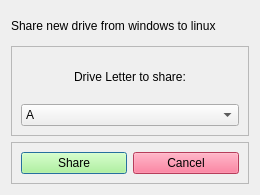
Old version of the form app-linux/src/cassowary/gui/qtui_files/newshare.ui in the repository casualsnek/cassowary.
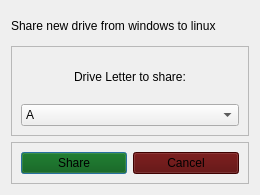
New version of the form.

Commit message: Make confirm button on popup ui readable

Diff of the .ui file:
```diff
--- a/app-linux/src/cassowary/gui/qtui_files/newshare.ui
+++ b/app-linux/src/cassowary/gui/qtui_files/newshare.ui
@@ -202,7 +202,7 @@
       <item>
        <widget class="QPushButton" name="btn_createshare">
         <property name="styleSheet">
-         <string notr="true">background-color: rgb(170, 255, 127);</string>
+         <string notr="true">background-color: rgb(0, 85, 0);</string>
         </property>
         <property name="text">
          <string>Share</string>
@@ -212,7 +212,7 @@
       <item>
        <widget class="QPushButton" name="btn_cancel">
         <property name="styleSheet">
-         <string notr="true">background-color: rgb(255, 85, 127);</string>
+         <string notr="true">background-color: rgb(85, 0, 0);</string>
         </property>
         <property name="text">
          <string>Cancel</string>
```
The commit also changes 2 other files.
